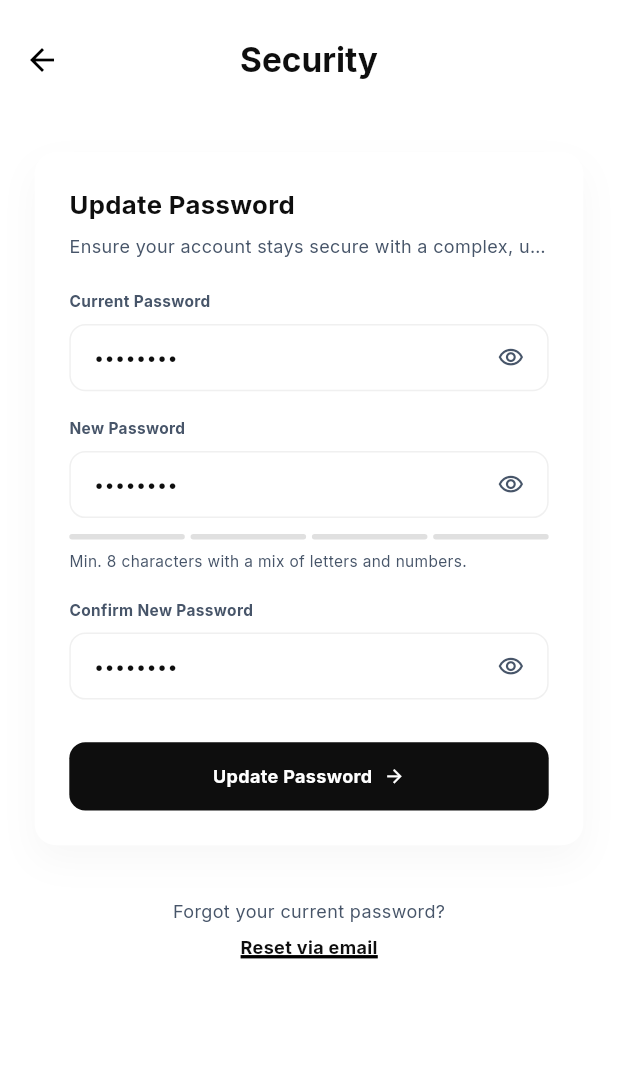
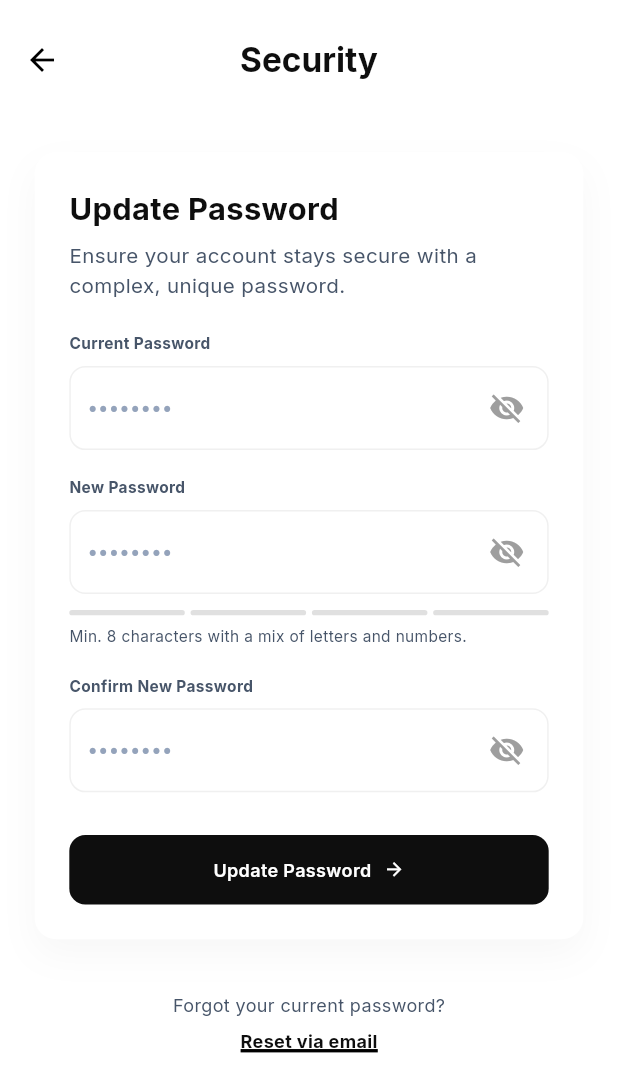
Before and after one commit to codeMAHDI/ALFRED-AI-CHATBOT, a Flutter app: the SecuritySettingsScreen screen opened by its route, on a phone screen of 412 x 824 dp. Shown: the top 1092 px of the screen. Run offline on Flutter 3.47's test engine with Material 3 defaults, Android fonts, the phone set to English and light mode, and no system bars; our stand-ins replace cached_network_image, flutter_screenutil, flutter_spinkit, flutter_svg, fluttertoast, get and 4 more; accounts and stored records are empty.

Commit message:
Refactor: Use CustomTextField and CustomButton in SecuritySettingsScreen

```diff
--- a/App Developer/catellio25/lib/features/profile/views/security_settings_screen.dart
+++ b/App Developer/catellio25/lib/features/profile/views/security_settings_screen.dart
@@ -1,9 +1,10 @@
 import 'package:flutter/material.dart';
 import 'package:flutter_screenutil/flutter_screenutil.dart';
 import 'package:get/get.dart';
-
 import '../../../../core/theme/app_colors.dart';
 import '../../../../global_widgets/custom_text/custom_text.dart';
+import '../../../../global_widgets/custom_text_field/custom_text_field.dart';
+import '../../../../global_widgets/custom_button/custom_button.dart';
 import '../../../../global_widgets/custom_royel_appbar/custom_royel_appbar.dart';
 import '../view_models/profile_controller.dart';
 
@@ -41,23 +42,61 @@ class SecuritySettingsScreen extends GetView<ProfileController> {
                 children: [
                   CustomText(
                     text: "Update Password",
-                    fontSize: 20.sp,
+                    fontSize: 24.sp,
                     fontWeight: FontWeight.bold,
                     color: AppColors.black,
                   ),
                   SizedBox(height: 8.h),
                   CustomText(
                     text: "Ensure your account stays secure with a complex, unique password.",
-                    fontSize: 14.sp,
+                    fontSize: 16.sp,
                     color: AppColors.greyShade,
+                    textAlign: TextAlign.start,
+                    maxLines: 3,
 
                   ),
                   SizedBox(height: 24.h),
 
-                  _buildPasswordField("Current Password", controller.isCurrentPasswordVisible, controller.toggleCurrentPassword),
+                  Column(
+                    crossAxisAlignment: CrossAxisAlignment.start,
+                    children: [
+                      CustomText(
+                        text: "Current Password",
+                        fontSize: 12.sp,
+                        fontWeight: FontWeight.bold,
+                        color: AppColors.greyShade,
+                      ),
+                      SizedBox(height: 8.h),
+                      CustomTextField(
+                        hintText: "••••••••",
+                        isPassword: true,
+                        fillColor: AppColors.white,
+                        fieldBorderColor: const Color(0xFFF0F0F0),
+                        fieldBorderRadius: 12.r,
+                      ),
+                    ],
+                  ),
                   SizedBox(height: 20.h),
 
-                  _buildPasswordField("New Password", controller.isNewPasswordVisible, controller.toggleNewPassword),
+                  Column(
+                    crossAxisAlignment: CrossAxisAlignment.start,
+                    children: [
+                      CustomText(
+                        text: "New Password",
+                        fontSize: 12.sp,
+                        fontWeight: FontWeight.bold,
+                        color: AppColors.greyShade,
+                      ),
+                      SizedBox(height: 8.h),
+                      CustomTextField(
+                        hintText: "••••••••",
+                        isPassword: true,
+                        fillColor: AppColors.white,
+                        fieldBorderColor: const Color(0xFFF0F0F0),
+                        fieldBorderRadius: 12.r,
+                      ),
+                    ],
+                  ),
                   SizedBox(height: 12.h),
 
                   // Password strength indicator
@@ -81,33 +120,39 @@ class SecuritySettingsScreen extends GetView<ProfileController> {
                   ),
                   SizedBox(height: 20.h),
 
-                  _buildPasswordField("Confirm New Password", controller.isConfirmPasswordVisible, controller.toggleConfirmPassword),
+                  Column(
+                    crossAxisAlignment: CrossAxisAlignment.start,
+                    children: [
+                      CustomText(
+                        text: "Confirm New Password",
+                        fontSize: 12.sp,
+                        fontWeight: FontWeight.bold,
+                        color: AppColors.greyShade,
+                      ),
+                      SizedBox(height: 8.h),
+                      CustomTextField(
+                        hintText: "••••••••",
+                        isPassword: true,
+                        fillColor: AppColors.white,
+                        fieldBorderColor: const Color(0xFFF0F0F0),
+                        fieldBorderRadius: 12.r,
+                      ),
+                    ],
+                  ),
 
                   SizedBox(height: 32.h),
 
-                  GestureDetector(
+                  CustomButton(
                     onTap: () => Get.back(),
-                    child: Container(
-                      width: double.infinity,
-                      padding: EdgeInsets.symmetric(vertical: 16.h),
-                      decoration: BoxDecoration(
-                        color: AppColors.black,
-                        borderRadius: BorderRadius.circular(12.r),
-                      ),
-                      child: Row(
-                        mainAxisAlignment: MainAxisAlignment.center,
-                        children: [
-                          CustomText(
-                            text: "Update Password",
-                            fontSize: 14.sp,
-                            fontWeight: FontWeight.bold,
-                            color: AppColors.white,
-                          ),
-                          SizedBox(width: 8.w),
-                          Icon(Icons.arrow_forward, color: AppColors.white, size: 16.sp),
-                        ],
-                      ),
-                    ),
+                    title: "Update Password",
+                    fontSize: 14.sp,
+                    fillColor: AppColors.black,
+                    textColor: AppColors.white,
+                    borderRadius: 12.r,
+                    suffixIcon: Icons.arrow_forward,
+                    suffixIconColor: AppColors.white,
+                    imageSize: 16.sp,
+                    height: 52.h,
                   ),
                 ],
               ),
@@ -137,46 +182,4 @@ class SecuritySettingsScreen extends GetView<ProfileController> {
     );
   }
 
-  Widget _buildPasswordField(String label, RxBool isVisible, VoidCallback onToggle) {
-    return Column(
-      crossAxisAlignment: CrossAxisAlignment.start,
-      children: [
-        CustomText(
-          text: label,
-          fontSize: 12.sp,
-          fontWeight: FontWeight.bold,
-          color: AppColors.greyShade,
-        ),
-        SizedBox(height: 8.h),
-        Obx(() => Container(
-          width: double.infinity,
-          padding: EdgeInsets.symmetric(horizontal: 16.w, vertical: 14.h),
-          decoration: BoxDecoration(
-            color: AppColors.white,
-            borderRadius: BorderRadius.circular(12.r),
-            border: Border.all(color: const Color(0xFFF0F0F0)),
-          ),
-          child: Row(
-            mainAxisAlignment: MainAxisAlignment.spaceBetween,
-            children: [
-              CustomText(
-                text: isVisible.value ? "password123" : "••••••••",
-                fontSize: 14.sp,
-                color: AppColors.black,
-
-              ),
-              GestureDetector(
-                onTap: onToggle,
-                child: Icon(
-                  isVisible.value ? Icons.visibility_off_outlined : Icons.visibility_outlined,
-                  color: AppColors.greyShade,
-                  size: 20.sp,
-                ),
-              ),
-            ],
-          ),
-        )),
-      ],
-    );
-  }
 }
```
